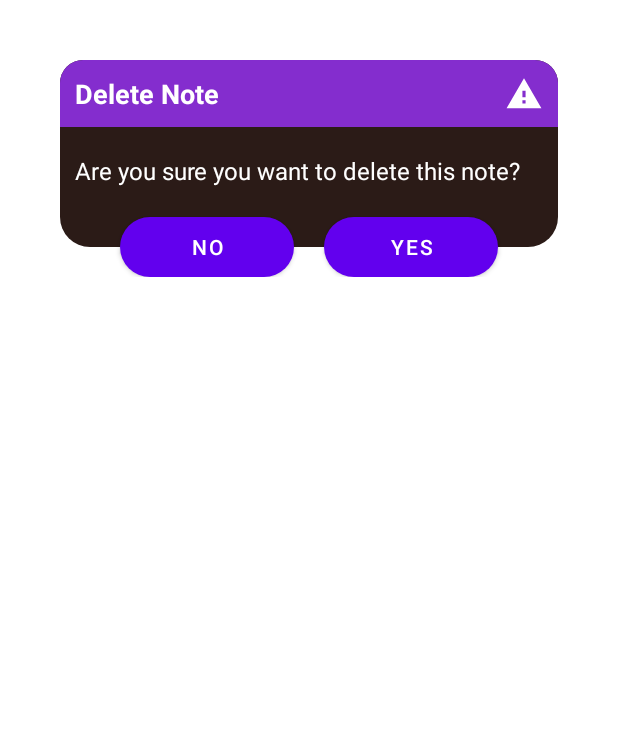
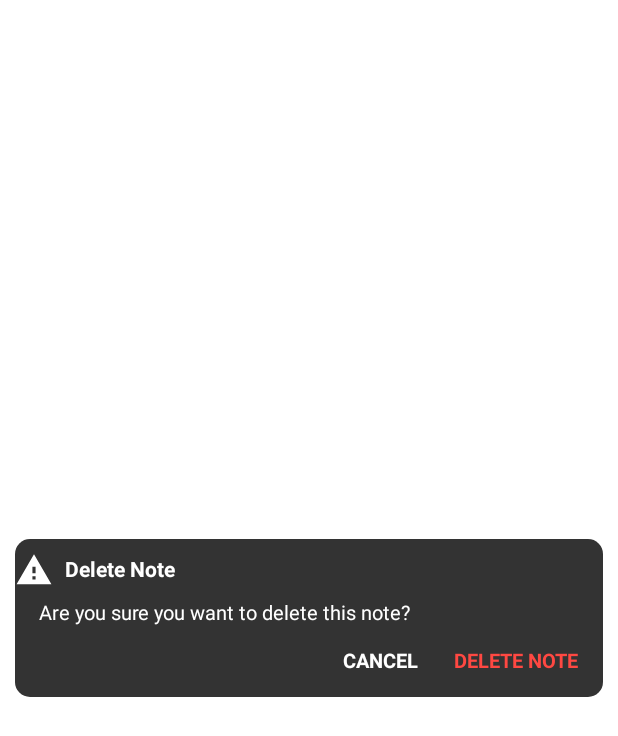
Before and after one commit to thienle0610/Manage-App, an Android app: the layout layout_delete_note.xml on its own in the app's theme, with its tools: preview values and no code run, on a phone screen of 412 x 824 dp. Shown: the top 736 px of the screen. Run offline under Robolectric (Android 15) with nearby library versions, the phone set to English and light mode, and no system bars.

Commit message:
New changes

```diff
--- a/app/src/main/java/com/example/manageapp/activities/CreateNotes.java
+++ b/app/src/main/java/com/example/manageapp/activities/CreateNotes.java
@@ -255,7 +255,7 @@ public class CreateNotes extends AppCompatActivity {
             if(dialogDeleteNote.getWindow() != null){
                 dialogDeleteNote.getWindow().setBackgroundDrawable(new ColorDrawable(0));
             }
-            view.findViewById(R.id.buttonYes).setOnClickListener(new View.OnClickListener() {
+            view.findViewById(R.id.textDeleteNote).setOnClickListener(new View.OnClickListener() {
                 @Override
                 public void onClick(View v) {
                     class DeleteNoteTask extends AsyncTask<Void, Void, Void>{
@@ -281,13 +281,15 @@ public class CreateNotes extends AppCompatActivity {
                 }
             });
 
-            view.findViewById(R.id.buttonNo).setOnClickListener(new View.OnClickListener() {
+            view.findViewById(R.id.textCancel).setOnClickListener(new View.OnClickListener() {
                 @Override
                 public void onClick(View v) {
                     dialogDeleteNote.dismiss();
                 }
             });
         }
+
+        dialogDeleteNote.show();
     }
 
 
--- a/app/src/main/res/layout/layout_delete_note.xml
+++ b/app/src/main/res/layout/layout_delete_note.xml
@@ -2,93 +2,88 @@
 <androidx.constraintlayout.widget.ConstraintLayout
     xmlns:android="http://schemas.android.com/apk/res/android"
     xmlns:app="http://schemas.android.com/apk/res-auto"
-    xmlns:tools="http://schemas.android.com/tools"
     android:id="@+id/layoutDialogContainer"
     android:layout_width="match_parent"
     android:layout_height="wrap_content"
-    android:layout_margin="20dp"
-    android:padding="20dp">
+    android:layout_gravity="center"
+    android:layout_margin="10dp"
+    android:background="@drawable/background_delete_note">
 
-    <androidx.constraintlayout.widget.ConstraintLayout
-        android:id="@+id/layoutDialog"
+    <ImageView
+        android:id="@+id/imageDeleteNote"
+        android:layout_width="25dp"
+        android:layout_height="25dp"
+        android:layout_marginTop="8dp"
+        android:contentDescription="@string/app_name"
+        android:src="@drawable/ic_warning"
+        app:layout_constraintStart_toStartOf="parent"
+        app:layout_constraintTop_toTopOf="parent"
+        app:tint="@color/colorWhite" />
+
+    <TextView
+        android:layout_width="0dp"
+        android:layout_height="wrap_content"
+        android:layout_marginStart="8dp"
+        android:layout_marginEnd="8dp"
+        android:textStyle="bold"
+        android:includeFontPadding="false"
+        android:text="@string/delete_note"
+        android:textColor="@color/colorWhite"
+        android:textSize="14sp"
+        app:layout_constraintBottom_toBottomOf="@id/imageDeleteNote"
+        app:layout_constraintEnd_toEndOf="parent"
+        app:layout_constraintStart_toEndOf="@id/imageDeleteNote"
+        app:layout_constraintTop_toTopOf="@id/imageDeleteNote"/>
+    <TextView
+        android:id="@+id/textDeleteMessage"
         android:layout_width="match_parent"
         android:layout_height="wrap_content"
-        android:background="@drawable/dialog_warning_background"
-        app:layout_constraintTop_toTopOf="parent">
+        android:layout_marginStart="8dp"
+        android:layout_marginEnd="8dp"
+        android:layout_marginTop="8dp"
+        android:gravity="center_vertical"
+        android:includeFontPadding="false"
+        android:paddingStart="8dp"
+        android:paddingEnd="8dp"
+        android:text="@string/are_you_sure_you_want_to_delete_this_note"
+        android:textColor="@color/colorWhite"
+        android:textSize="13sp"
+        app:layout_constraintTop_toBottomOf="@id/imageDeleteNote"/>
 
     <TextView
-            android:id="@+id/textTitle"
-            android:layout_width="match_parent"
+        android:id="@+id/textDeleteNote"
+        android:layout_width="wrap_content"
         android:layout_height="wrap_content"
-            android:background="@drawable/title_warning_background"
-            android:padding="10dp"
-            android:textColor="@color/white"
-            android:textSize="18sp"
+        android:layout_marginTop="8dp"
+        android:layout_marginEnd="8dp"
+        android:layout_marginBottom="8dp"
+        android:includeFontPadding="false"
+        android:padding="8dp"
+        android:text="@string/delete_note"
+        android:textAllCaps="true"
         android:textStyle="bold"
-            android:text="@string/delete_note"
-            app:layout_constraintTop_toTopOf="parent"/>
-
-        <ImageView
-            android:id="@+id/imageIcon"
-            android:layout_width="25dp"
-            android:layout_height="25dp"
-            android:layout_marginEnd="10dp"
-            android:contentDescription="@string/app_name"
-            app:tint="@color/white"
-            android:src="@drawable/ic_warning"
-            app:layout_constraintBottom_toBottomOf="@id/textTitle"
+        android:textColor="@color/colorDelete"
+        android:textSize="13sp"
+        app:layout_constraintBottom_toBottomOf="parent"
         app:layout_constraintEnd_toEndOf="parent"
-            app:layout_constraintTop_toTopOf="@id/textTitle"/>
-
+        app:layout_constraintTop_toBottomOf="@id/textDeleteMessage"/>
     <TextView
-            android:id="@+id/textMessage"
-            android:layout_width="match_parent"
+        android:id="@+id/textCancel"
+        android:layout_width="wrap_content"
         android:layout_height="wrap_content"
-            android:layout_marginTop="18dp"
-            android:layout_marginBottom="40dp"
+        android:layout_marginTop="8dp"
+        android:layout_marginEnd="8dp"
+        android:layout_marginBottom="8dp"
+        android:includeFontPadding="false"
+        android:padding="8dp"
+        android:text="@string/cancel"
+        android:textAllCaps="true"
+        android:textStyle="bold"
         android:textColor="@color/colorWhite"
-            android:textSize="16sp"
-            android:paddingStart="10dp"
-            android:text="@string/are_you_sure_you_want_to_delete_this_note"
+        android:textSize="13sp"
         app:layout_constraintBottom_toBottomOf="parent"
-            app:layout_constraintTop_toBottomOf="@id/textTitle"
-            app:layout_constraintVertical_bias="1.0"
-            app:layout_goneMarginEnd="20dp"
-            tools:layout_editor_absoluteX="30dp" />
-
-    </androidx.constraintlayout.widget.ConstraintLayout>
-
-
-    <Button
-        android:id="@+id/buttonNo"
-        android:layout_width="0dp"
-        android:layout_height="40dp"
-        android:layout_marginStart="40dp"
-        android:layout_marginEnd="10dp"
-        android:background="@drawable/button_yes_background"
-        android:textColor="@color/white"
-        android:textSize="14sp"
-        android:text="@string/no"
-        app:layout_constraintBottom_toBottomOf="@id/layoutDialog"
-        app:layout_constraintStart_toStartOf="parent"
-        app:layout_constraintEnd_toStartOf="@id/buttonYes"
-        app:layout_constraintTop_toBottomOf="@id/layoutDialog"/>
-
-    <Button
-        android:id="@+id/buttonYes"
-        android:layout_width="0dp"
-        android:layout_height="40dp"
-        android:layout_marginStart="10dp"
-        android:layout_marginEnd="40dp"
-        android:background="@drawable/button_no_background"
-        android:textColor="@color/white"
-        android:textSize="14sp"
-        android:text="@string/yes"
-        app:layout_constraintBottom_toBottomOf="@id/layoutDialog"
-        app:layout_constraintEnd_toEndOf="parent"
-        app:layout_constraintStart_toEndOf="@id/buttonNo"
-        app:layout_constraintTop_toBottomOf="@id/layoutDialog"/>
-
+       app:layout_constraintEnd_toStartOf="@id/textDeleteNote"
+        app:layout_constraintTop_toBottomOf="@id/textDeleteMessage"/>
 
 
 </androidx.constraintlayout.widget.ConstraintLayout>
--- a/app/src/main/res/values/themes.xml
+++ b/app/src/main/res/values/themes.xml
@@ -2,7 +2,7 @@
     <!-- Base application theme. -->
     <style name="Theme.ManageApp" parent="Theme.MaterialComponents.DayNight.NoActionBar">
         <!-- Primary brand color. -->
-        <item name="colorPrimary">@color/purple_500</item>
+        <item name="colorPrimary">@null</item>
         <item name="colorPrimaryVariant">@color/purple_700</item>
         <item name="colorOnPrimary">@color/white</item>
         <!-- Secondary brand color. -->
```
Lines whose indentation alone changed are shown as unchanged.
